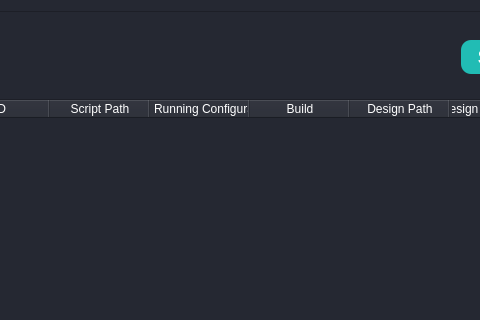
Qt form UiFiles/Jobs.ui (bassant-hisham/Anomalies-Tracker-Siemens-Academy) before a commit; both pictures show x 172 to 652 and y 0 to 320 of the 796 by 606 pixel window.
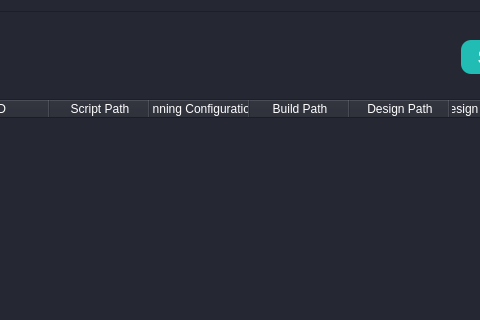
The same form after that commit.

```diff
--- a/UiFiles/Jobs.ui
+++ b/UiFiles/Jobs.ui
@@ -269,12 +269,12 @@
          </column>
          <column>
           <property name="text">
-           <string>Show Running Configurations</string>
+           <string>Running Configurations</string>
           </property>
          </column>
          <column>
           <property name="text">
-           <string>Build</string>
+           <string>Build Path</string>
           </property>
          </column>
          <column>
```
